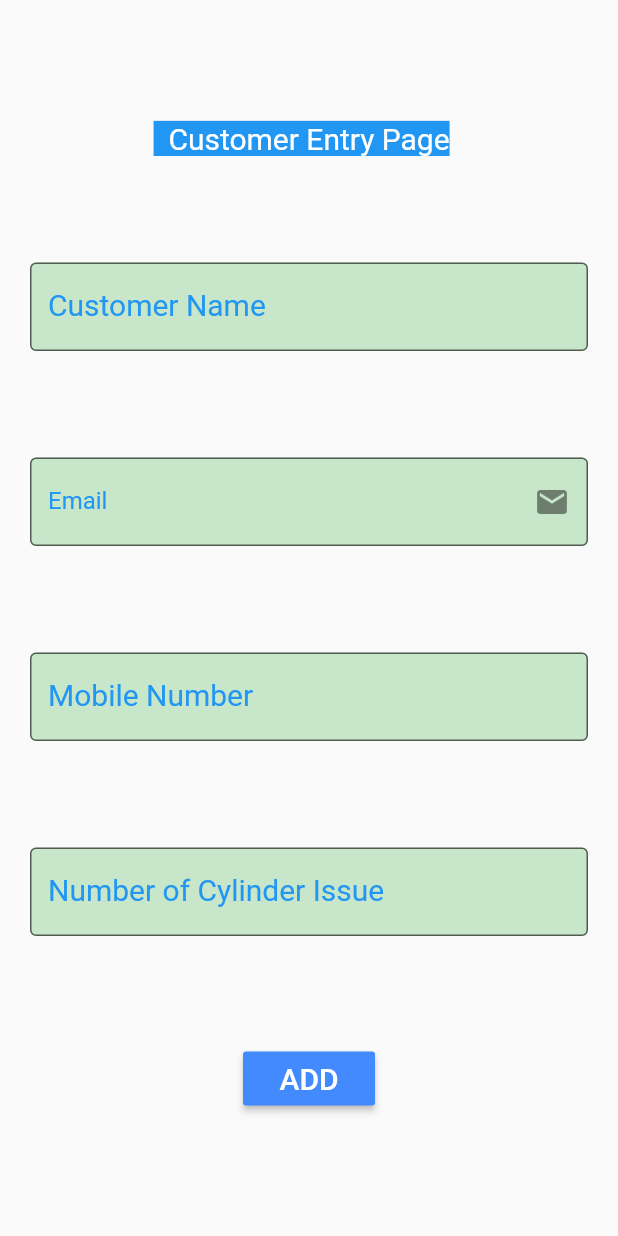
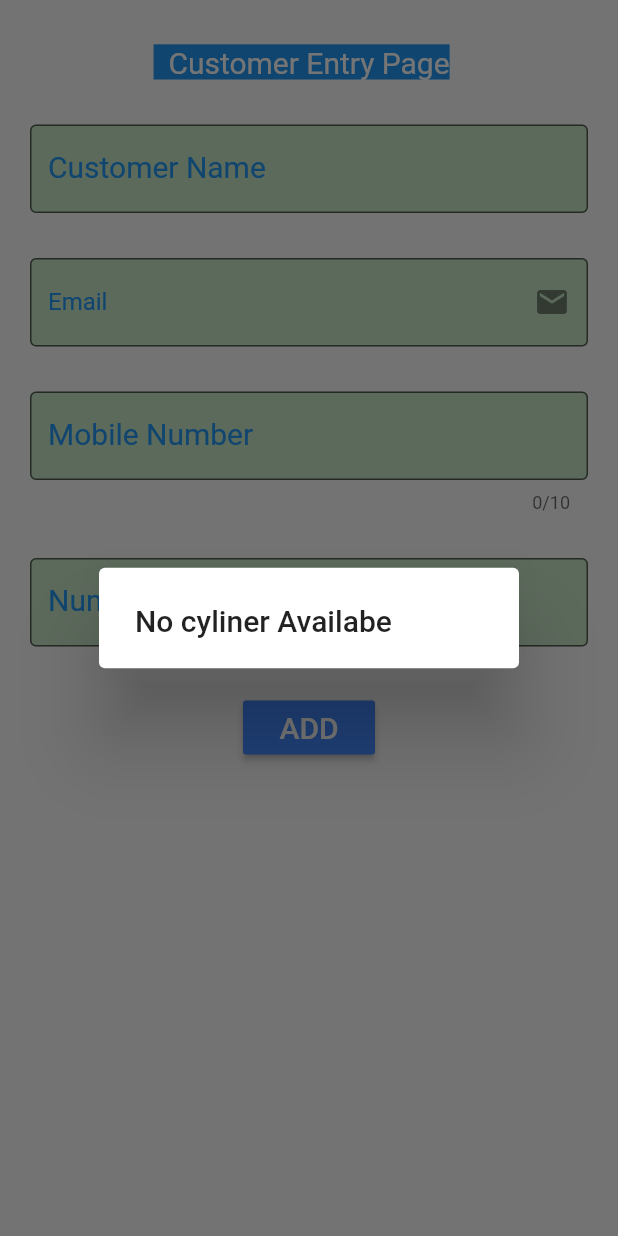
Before and after one commit to sonalshendre/oxygenCylinder_management_app, a Flutter app: the UserEntryDemo screen opened directly, after a tap on "ADD", on a phone screen of 412 x 824 dp. Run offline on Flutter 3.47's test engine with Material 2 defaults, Android fonts, the phone set to English and light mode, and no system bars; our stand-ins replace firebase_core, firebase_database, rxdart, shared_preferences; accounts and stored records are empty; network calls fail.

Commit message:
final commit 19 march 2022

```diff
--- a/lib/Login.dart
+++ b/lib/Login.dart
@@ -35,6 +35,8 @@
             children: [
               Image.network(
                   'https://cdn-icons-png.flaticon.com/128/3782/3782074.png'),
+                // Text(email),
+              //Text(password),
               TextFormField(
 
                  controller:widget.adminEmailController,
--- a/lib/homepage.dart
+++ b/lib/homepage.dart
@@ -23,18 +23,21 @@
   TabController? tabController;
   TextEditingController tc = TextEditingController();
 
+
   @override
   void initState() {
     super.initState();
+
     tabController = TabController(length: 4, vsync: this);
     MyDataBase.selectData();
     MyDataBase.selectDataCylinder().then((value) {
       Timer(Duration(seconds: 3), () {
         setState(() {
-          print('**********');
+
           cylinder = MyDataBase.dataCylinder.isNotEmpty
               ? MyDataBase.dataCylinder[0]
               : '0';
+
         });
       });
     });
--- a/lib/userEntryPage.dart
+++ b/lib/userEntryPage.dart
@@ -20,14 +20,26 @@
   TextEditingController mobileController = TextEditingController();
 
   TextEditingController noCylinderController = TextEditingController();
+  String? error;
+
+  GlobalKey<FormState> key = GlobalKey<FormState>();
+
+  @override
+  void initState() {
+    // TODO: implement initState
+    super.initState();
+    setState(() {});
+  }
 
   @override
   Widget build(BuildContext context) {
     return SafeArea(
       child: Scaffold(
         body: Form(
+          key: key,
           child: Padding(
-            padding: const EdgeInsets.symmetric(vertical: 10, horizontal: 20),
+            padding: const EdgeInsets.symmetric(vertical: 30, horizontal: 20),
+            child: SingleChildScrollView(
               child: Column(
                 mainAxisAlignment: MainAxisAlignment.spaceEvenly,
                 children: [
@@ -36,13 +48,22 @@
                           fontSize: 20,
                           color: Colors.white,
                           backgroundColor: Colors.blue)),
+                  SizedBox(height: 30,),
                   TextFormField(
+                    validator: (val) {
+                      return val!.isEmpty ? 'Please Enter Name' : null;
+                    },
                     controller: nameController,
                     decoration: CommonTextFieldStyle.inputField(
+                        //errorT: error,
                         lable: "Customer Name",
                         hintext: 'Enter full name of customer'),
                   ),
+                  SizedBox(height: 30,),
                   TextFormField(
+                    validator: (val) {
+                      return val!.isEmpty ? 'Please Enter valid email' : null;
+                    },
                     controller: emailController,
                     decoration: const InputDecoration(
                       filled: true,
@@ -65,21 +86,84 @@
                         color: Colors.blue,
                       )),
                     ),
+                    keyboardType: TextInputType.emailAddress,
                   ),
+                  SizedBox(height: 30,),
                   TextFormField(
+                    validator: (val) {
+                      return val!.isEmpty && val.length < 10
+                          ? 'Please Valid Moblie Number'
+                          : null;
+                    },
                     controller: mobileController,
                     decoration: CommonTextFieldStyle.inputField(
+                        errorT: error,
                         lable: "Mobile Number",
                         hintext: 'Enter Mobile number of customer'),
+                    keyboardType: TextInputType.number,
+                    maxLength: 10,
                   ),
+                  SizedBox(height: 30,),
                   TextFormField(
+
+                    validator: (val) {
+                      return val!.isEmpty ? 'Please Enter Issue Cylinder' : null;
+                    },
                     controller: noCylinderController,
                     decoration: CommonTextFieldStyle.inputField(
                         lable: "Number of Cylinder Issue",
-                      hintext: 'Enter No. of issue cylinder'),
+                        hintext: 'Enter No. of issue cylinder',
+                        errorT: error),
+                    keyboardType: TextInputType.number,
                   ),
+                  SizedBox(height: 30,),
                   MaterialButton(
                     onPressed: () {
+                      if (int.parse(noCylinderController.text.isNotEmpty
+                              ? noCylinderController.text
+                              : '0') >=
+                          MyDataBase.availableCylinder) {
+                        showDialog(
+                            context: context,
+                            builder: (context) {
+                              return AlertDialog(
+                                title: Text('No cyliner Availabe'),
+                              );
+                            });
+                      }
+                      else{
+
+                      if (key.currentState!.validate()) {
+                        showDialog(
+                            context: context,
+                            builder: (context) {
+                              return AlertDialog(
+                                title:
+                                    Text('Do you want to add anothere customer'),
+                                actions: [
+                                  TextButton(
+                                      onPressed: () {
+                                        Navigator.of(context).push(
+                                            MaterialPageRoute(
+                                                builder: (context) =>
+                                                    HomePage()));
+                                      },
+                                      child: Text('no')),
+                                  TextButton(
+                                      onPressed: () {
+                                        Navigator.of(context).push(
+                                            MaterialPageRoute(
+                                                builder: (context) =>
+                                                    UserEntryDemo()));
+                                      },
+                                      child: Text(
+                                        'yes',
+                                        style: TextStyle(color: Colors.blue),
+                                      )),
+                                ],
+                              );
+                            });
+
                         MyDataBase.insertData(
                                 email: emailController.text,
                                 name: nameController.text,
@@ -91,7 +175,8 @@
 
                         MyDataBase.updateDateCylinder((int.parse(
                                         MyDataBase.dataCylinder[0].toString()) -
-                                int.parse(noCylinderController.text.toString()))
+                                    int.parse(
+                                        noCylinderController.text.toString()))
                                 .toString())
                             .then((value) {
                           cylinder = (int.parse(
@@ -101,8 +186,19 @@
                           StreamBuilderDemo.setUdateText(cylinder);
                           setState(() {});
                         });
+
                         setState(() {});
+                      }
+
+                      ///ValidateIfEnd
+                      else {
+                        ScaffoldMessenger.of(context).showSnackBar(
+                            SnackBar(content: Text('Please Enter valid detail')));
+                      }}
                     },
+
+                    ///onPressEnd
+
                     child: Text(
                       'ADD',
                       style: TextStyle(color: Colors.white, fontSize: 20),
@@ -114,6 +210,7 @@
             ),
           ),
         ),
+      ),
     );
   }
 }
```
Also changed, not shown: lib/firebaseDataDemo.dart (+7 -4 lines), lib/returnCylinderUpdate.dart (+9 -4 lines), lib/searchCustomer.dart (+8 -0 lines), 5 other files. Lines whose indentation alone changed are shown as unchanged.
